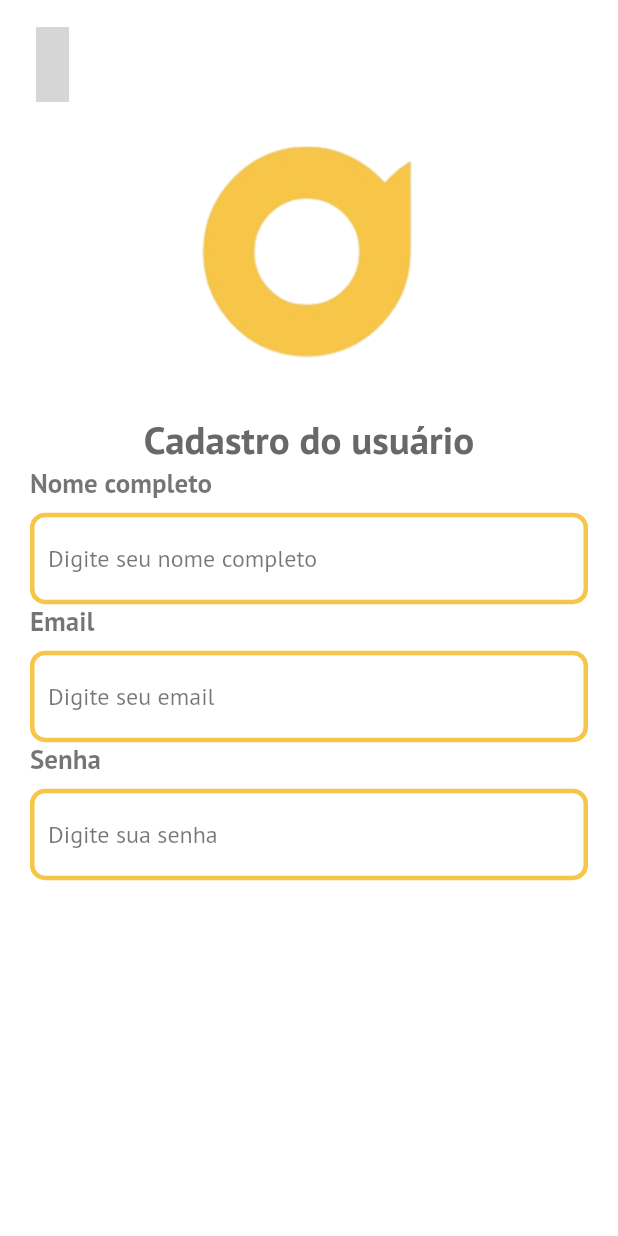
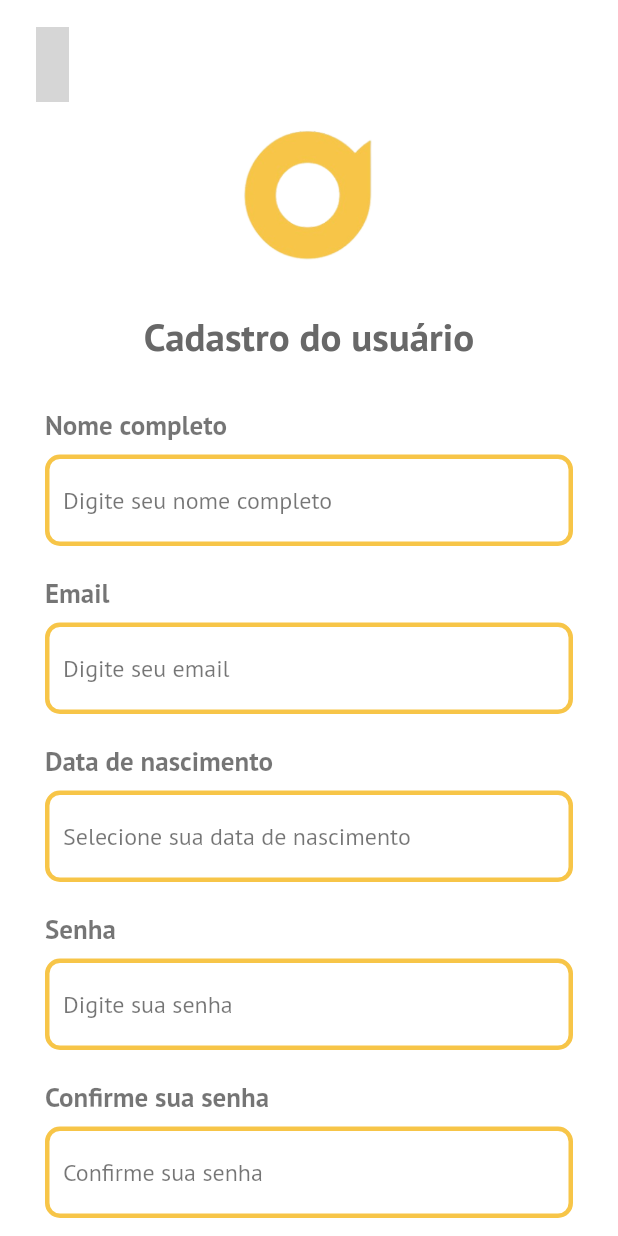
Before and after one commit to felipepoletti/de-role-projeto-final, a Flutter app: the screen it shows after launch, after a tap on "cadastre-se", on a phone screen of 412 x 824 dp. Run offline on Flutter 3.47's test engine with Material 2 defaults, Android fonts, the phone set to English and light mode, and no system bars; our stand-ins replace flutter_iconly, google_fonts; missing offline and left inert: dart:ffi; grey boxes are pictures that could not be loaded.

Commit message:
-CREATE tela de cadastro, faltando somente polimento de estilo e comportamento

```diff
--- a/frontend/lib/main.dart
+++ b/frontend/lib/main.dart
@@ -1,6 +1,7 @@
 import 'package:flutter/material.dart';
 import 'package:flutter/services.dart';
 import 'package:store_api_flutter_course/screens/login_screen.dart';
+import 'package:flutter_localizations/flutter_localizations.dart';
 
 import 'consts/global_colors.dart';
 import 'screens/home_screen.dart';
@@ -20,6 +21,11 @@ class MyApp extends StatelessWidget {
   @override
   Widget build(BuildContext context) {
     return MaterialApp(
+      localizationsDelegates: const[
+        GlobalMaterialLocalizations.delegate,
+        GlobalWidgetsLocalizations.delegate
+      ],
+      supportedLocales: const [Locale('pt', 'BR')],
       debugShowCheckedModeBanner: false,
       title: 'Flutter 3.0.4 ',
       theme: ThemeData(
--- a/frontend/lib/screens/home_screen.dart
+++ b/frontend/lib/screens/home_screen.dart
@@ -34,7 +34,7 @@ class _HomeScreenState extends State<HomeScreen> {
           body: Padding(
               padding: const EdgeInsets.all(18.0),
               child:Column(children: [
-                const Text("Home")
+                 Text("Home")
               ],
               ),
           ),
--- a/frontend/lib/screens/register_screen.dart
+++ b/frontend/lib/screens/register_screen.dart
@@ -5,7 +5,7 @@ import 'package:store_api_flutter_course/widgets/login_form.dart';
 import '../widgets/register_form.dart';
 import 'home_screen.dart';
 
-class RegisterScreen extends StatefulWidget{
+class RegisterScreen extends StatefulWidget {
   const RegisterScreen({Key? key}) : super(key: key);
 
   @override
@@ -17,8 +17,11 @@ class _RegisterScreenState extends State<RegisterScreen> {
   Widget build(BuildContext context) {
     Size size = MediaQuery.of(context).size;
     return Scaffold(
-      backgroundColor:  Colors.white,
-      body: Column(
+        backgroundColor: Colors.white,
+        resizeToAvoidBottomInset: false,
+        body: SizedBox(
+          height: size.height,
+          child: ListView(
             children: [
               SizedBox(
                 width: double.infinity,
@@ -26,9 +29,9 @@ class _RegisterScreenState extends State<RegisterScreen> {
                   padding: const EdgeInsets.only(left: 10, top: 18),
                   child: GestureDetector(
                       onTap: () {
-                      Navigator.of(context).pushReplacement(
-                          MaterialPageRoute(builder: (context) => const LoginScreen())
-                      );},
+                        Navigator.of(context).pushReplacement(MaterialPageRoute(
+                            builder: (context) => const LoginScreen()));
+                      },
                       child: const Align(
                         alignment: Alignment.centerLeft,
                         child: Icon(
@@ -36,20 +39,19 @@ class _RegisterScreenState extends State<RegisterScreen> {
                           color: Color(0xffF7C548),
                           size: 50,
                         ),
-                    )
+                      )),
                 ),
               ),
-            ),
-            const SizedBox(
-              height: 14,
-            ),
-            Flexible(
+              const SizedBox(height: 10),
+              Align(
+                alignment: Alignment.center,
                 child: Container(
-                  height: size.height * 0.2,
+                  height: 100,
+                  width: double.infinity,
                   decoration: const BoxDecoration(
                     image: DecorationImage(
-                          image: AssetImage("assets/images/logo-reduzido.png"), fit: BoxFit.contain )
-                  )
+                        image: AssetImage("assets/images/logo-reduzido.png"),alignment: Alignment.center, fit: BoxFit.contain),
+                  ),
                 ),
               ),
               const Padding(
@@ -61,20 +63,16 @@ class _RegisterScreenState extends State<RegisterScreen> {
                     style: TextStyle(
                         color: Color(0xff686868),
                         fontWeight: FontWeight.bold,
-                      fontSize: 26
-                    ),
+                        fontSize: 26),
                     textAlign: TextAlign.center,
                   ),
                 ),
               ),
-            const Padding(
-              padding: EdgeInsets.symmetric(horizontal: 20),
-              child: RegisterForm(),
+               const RegisterForm(),
+            ],
           ),
-
-          ],
-
-      ),
+        )
     );
   }
+
 }
--- a/frontend/lib/widgets/register_form.dart
+++ b/frontend/lib/widgets/register_form.dart
@@ -1,39 +1,166 @@
 import 'dart:ffi';
-
+import 'package:intl/intl.dart';
 import 'package:flutter/material.dart';
 import 'package:store_api_flutter_course/screens/home_screen.dart';
 
 class RegisterForm extends StatefulWidget {
   const RegisterForm({super.key});
 
+
+
   @override
   RegisterFormState createState() {
     return RegisterFormState();
   }
+
 }
 
 class RegisterFormState extends State<RegisterForm> {
 
-    final _formKey = GlobalKey<FormState>();
+    final formKey = GlobalKey<FormState>();
+    final TextEditingController _birthDayCotroller = TextEditingController();
+    final TextEditingController _nameController = TextEditingController();
+    final TextEditingController _emailController = TextEditingController();
+    final TextEditingController _passwordController = TextEditingController();
+    final TextEditingController _passwordConfirmController = TextEditingController();
+
+    @override
+    void initState() {
+      _birthDayCotroller.text = "";
+      super.initState();
+    }
 
     @override
     Widget build(BuildContext context) {
       return Form(
-        key: _formKey,
+        key: formKey,
         child: Column(
           children: [
-            buildContainerLabelInput("Nome completo", "Digite seu nome completo",1),
-            buildContainerLabelInput("Email", "Digite seu email",2),
-            buildContainerLabelInput("Senha", "Digite sua senha",3),
+            const SizedBox(height: 30),
+            buildPaddingInputFields(buildContainerLabelInput("Nome completo", "Digite seu nome completo",1, _nameController)),
+            const SizedBox(height: 20),
+            buildPaddingInputFields(buildContainerLabelInput("Email", "Digite seu email",2, _emailController)),
+            const SizedBox(height: 20),
+            buildPaddingInputFields( buildContainerBirthDay(context)),
+            const SizedBox(height: 20),
+            buildPaddingInputFields(buildContainerLabelInput("Senha", "Digite sua senha",3, _passwordController)),
+            const SizedBox(height: 20),
+            buildPaddingInputFields(buildPasswordConfirmInput()),
+            const SizedBox(height: 40),
+            SizedBox(
+              width: double.infinity,
+              height: 60,
+              child: ElevatedButton(
+                onPressed: () {},
+                style: ElevatedButton.styleFrom(
+                  backgroundColor:const Color(0xffF7C548),
+                ),
+                child: const Align(
+                  alignment: Alignment.center,
+                  child: Text("SALVAR",
+                    style: TextStyle(
+                      fontSize: 20,
+                      fontWeight: FontWeight.bold,
 
 
+                    ),
+                  ),
+                ),
+              ),
+            )
           ],
         ),
       );
     }
 
-    SizedBox buildContainerLabelInput(String labelName,String hintText, int tipoValidacao) {
-      // Tipo 1 para campos normais
+    Padding buildPaddingInputFields(SizedBox child) {
+      return Padding(
+            padding: const EdgeInsets.symmetric(horizontal: 30),
+            child: child,
+          );
+    }
+
+    SizedBox buildPasswordConfirmInput() {
+      return SizedBox(
+            child: Column(
+              children:  [
+                const SizedBox(
+                  width: double.infinity,
+                  child:  Text(
+                    "Confirme sua senha",
+                    style: TextStyle(
+                        color: Colors.black54,
+                        fontWeight: FontWeight.bold,
+                        fontSize: 18
+                    ),
+                    textAlign: TextAlign.left,
+                  ),
+                ),
+                const SizedBox(height: 8),
+                TextFormField(
+                    obscureText: false,
+                    controller: _passwordConfirmController,
+                    validator: (value) {
+                      if (value == null || value.isEmpty) {
+                        return 'O campo não pode estar vazio.';
+                      }
+                      if(_passwordController != _passwordConfirmController) {
+                        return 'Senha não é igual a inserida acima';
+                      }
+                      return null;
+                    },
+                    decoration: buildInputDecorationFields("Confirme sua senha")
+                )
+              ],
+            ),
+          );
+    }
+
+      SizedBox buildContainerBirthDay(BuildContext context) {
+      return SizedBox(
+            child: Column(
+              children: [
+                const SizedBox(
+                  width: double.infinity,
+                  child:  Text(
+                    "Data de nascimento",
+                    style: TextStyle(
+                        color: Colors.black54,
+                        fontWeight: FontWeight.bold,
+                        fontSize: 18
+                    ),
+                    textAlign: TextAlign.left,
+                  ),
+                ),
+                const SizedBox(height: 8),
+                TextFormField(
+                  controller: _birthDayCotroller, //editing controller of this TextField
+                  decoration: buildInputDecorationFields("Selecione sua data de nascimento"),
+                  readOnly: true,
+                  onTap: () async {
+                    DateTime? pickedDate = await showDatePicker(
+                        context: context, initialDate: DateTime.now(),
+                        helpText: "",
+                        initialEntryMode: DatePickerEntryMode.calendarOnly,
+                        firstDate: DateTime(1800),
+                        lastDate: DateTime(2101),
+
+                    );
+                    if(pickedDate != null ){
+                      String formattedDate = DateFormat('dd/MM/yyyy').format(pickedDate);
+                      setState( () {
+                        _birthDayCotroller.text = formattedDate;
+                      });
+                    }
+                  },
+                )
+              ],
+            ),
+          );
+    }
+
+    SizedBox buildContainerLabelInput(String labelName,String hintText, int tipoValidacao, TextEditingController controller) {
+      // Tipo 1 para campos genericos
       // Tipo 2 para email
       // Tipo 3 para senha
       return SizedBox(
@@ -53,6 +180,7 @@ class RegisterFormState extends State<RegisterForm> {
                 ),
                 const SizedBox(height: 8),
                 TextFormField(
+                  controller: controller,
                   obscureText: tipoValidacao == 3 ? true : false,
                   validator: (value) {
                     if(tipoValidacao == 1 || tipoValidacao == 3) {
@@ -66,8 +194,15 @@ class RegisterFormState extends State<RegisterForm> {
                     }
                     return null;
                     },
+                    decoration: buildInputDecorationFields(hintText)
+                )
+              ],
+            ),
+      );
+    }
 
-                    decoration: InputDecoration(
+    InputDecoration buildInputDecorationFields(String hintText) {
+      return InputDecoration(
         enabledBorder: OutlineInputBorder(
             borderRadius: BorderRadius.circular(10),
             borderSide:  const BorderSide(width: 3, color: Color(0xffF7C548))
@@ -90,26 +225,14 @@ class RegisterFormState extends State<RegisterForm> {
         ),
         hintText: hintText,
         hintStyle: const TextStyle(fontSize: 16.00, color: Colors.black54),
-                    )
-                )
-              ],
-            ),
       );
+    }
+
+    GlobalKey<FormState> getFormKey() {
+      return formKey;
     }
 
 
 
 
-  // void validateForm() {
-  //   if (_formKey.currentState!.validate()) {
-  //     if( loginEmailController.text == "dev@seguros.com" && loginPasswordController.text == "dev123") {
-  //       Navigator.of(context).pushReplacement(
-  //           MaterialPageRoute(builder: (context) => const HomeScreen())
-  //       );
-  //     } else {
-  //       ScaffoldMessenger.of(context).showSnackBar(snackbarError);
-  //     }
-  //   }
-  // }
-
 }
--- a/frontend/pubspec.yaml
+++ b/frontend/pubspec.yaml
@@ -29,6 +29,8 @@ environment:
 dependencies:
   flutter:
     sdk: flutter
+  flutter_localizations:
+    sdk: flutter
 
 
   # The following adds the Cupertino Icons font to your application.
@@ -39,6 +41,7 @@ dependencies:
   json_annotation: ^4.7.0
   mobx: ^2.0.6+1
   flutter_mobx: ^2.0.4
+  intl: ^0.17.0
 
 
 
```
Also changed, not shown: frontend/pubspec.lock. Lines whose indentation alone changed are shown as unchanged.
